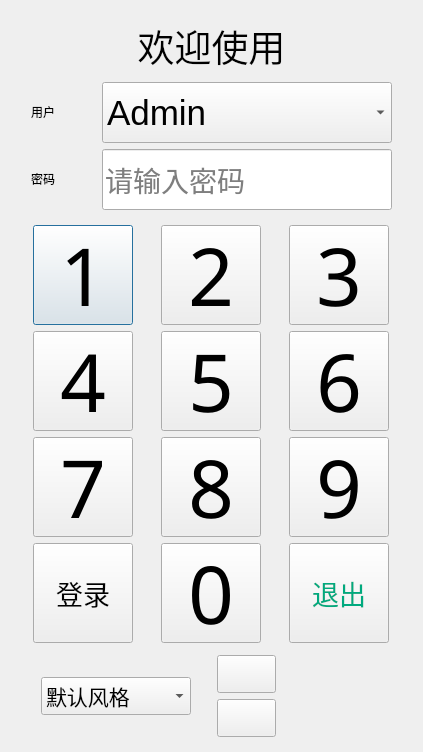
Before: the Qt Designer form Device360/LoginDialog.ui in zhaoxiaochun-art/360, drawn with Qt 5.
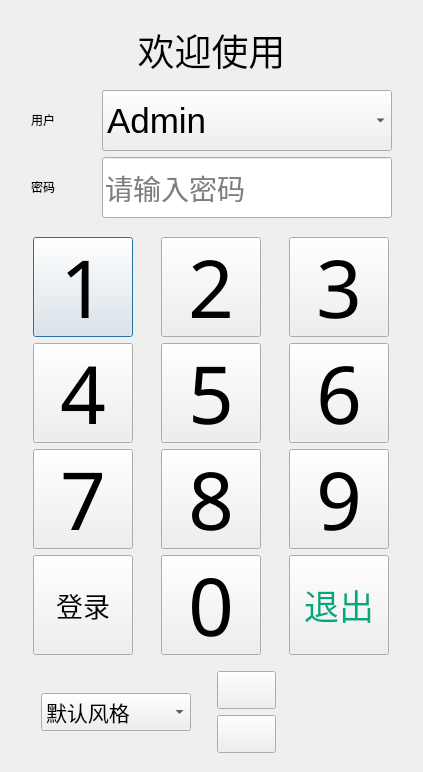
After: the same form once the commit is applied.

```diff
--- a/Device360/LoginDialog.ui
+++ b/Device360/LoginDialog.ui
@@ -7,7 +7,7 @@
     <x>0</x>
     <y>0</y>
     <width>423</width>
-    <height>752</height>
+    <height>772</height>
    </rect>
   </property>
   <property name="windowTitle">
@@ -642,7 +642,7 @@
        <property name="font">
         <font>
          <family>禅意雪松体</family>
-         <pointsize>20</pointsize>
+         <pointsize>26</pointsize>
         </font>
        </property>
        <property name="styleSheet">
```
